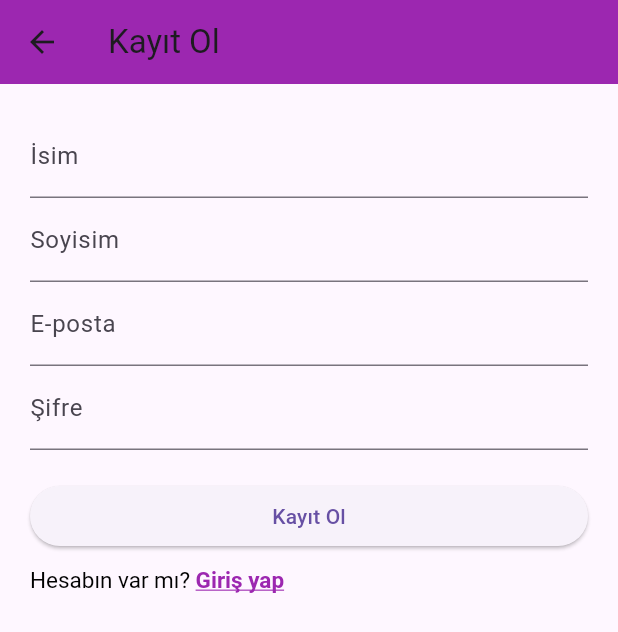
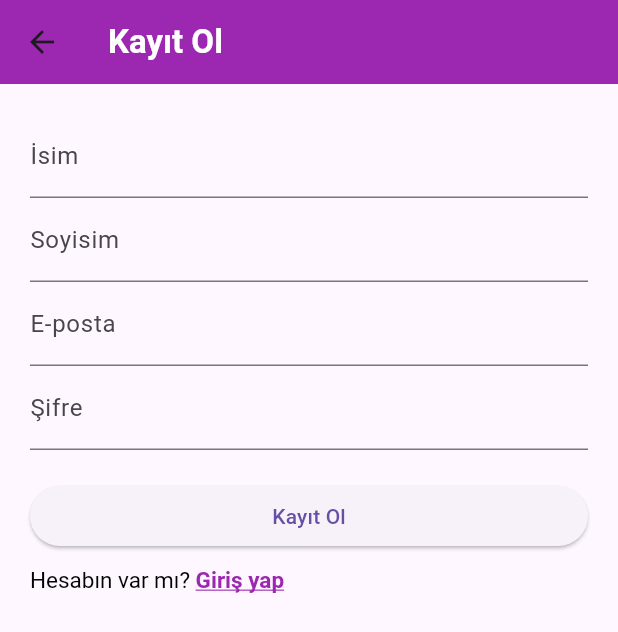
Before and after one commit to Dsoylular/SendeGel, a Flutter app: the SignUpPage screen opened directly, on a phone screen of 412 x 824 dp. Shown: the top 632 px of the screen. Run offline on Flutter 3.47's test engine with Material 3 defaults, Android fonts, the phone set to English and light mode, and no system bars.

Commit message:
SignUpPage.dart UI düzenlendi

```diff
--- a/lib/SignUpPage.dart
+++ b/lib/SignUpPage.dart
@@ -1,3 +1,5 @@
+import 'dart:ui';
+
 import 'package:appjamteam39/EntryPage.dart';
 import 'package:flutter/gestures.dart';
 import 'package:flutter/material.dart';
@@ -20,8 +22,15 @@ final _formKey = GlobalKey<FormState>();
   @override
   Widget build(BuildContext context) {
     return Scaffold(
-        appBar: AppBar(backgroundColor: Colors.purple,
-          title: Text('Kayıt Ol'),
+        appBar: AppBar(
+          backgroundColor: Colors.purple,
+          title: const Text(
+              'Kayıt Ol',
+            style: TextStyle(
+              fontWeight: FontWeight.bold,
+              color: Colors.white,
+            ),
+          ),
         ),
         body: Form(
       key: _formKey,
@@ -80,7 +89,7 @@ final _formKey = GlobalKey<FormState>();
                   // Örneğin: _register();
                 }
               },
-              child: Text('Kayıt Ol'),
+              child: const Text('Kayıt Ol'),
             ),
             SizedBox(height: 10.0),
             RichText(
```
